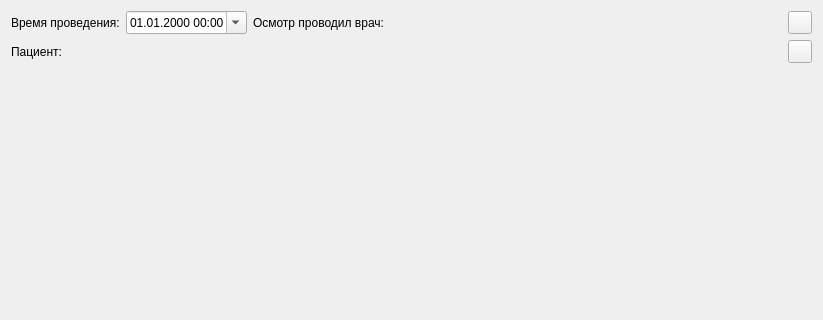
megakoko/m-system, file src/therapeutist/examinationeditwidget.ui: the form before one commit; both pictures show x 0 to 823 and y 0 to 320 of the 823 by 465 pixel window.
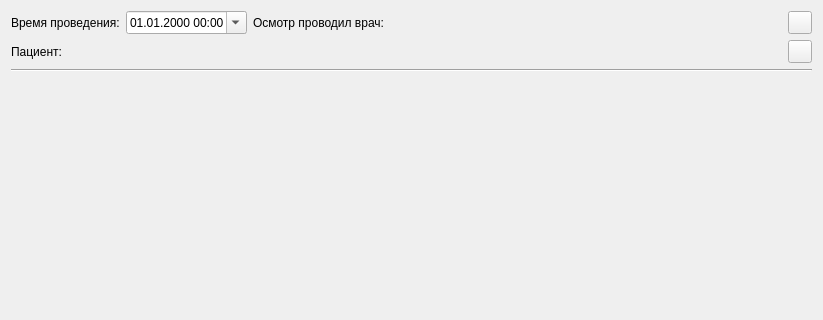
The form after the commit.

The edit to the form file:
```diff
--- a/src/therapeutist/examinationeditwidget.ui
+++ b/src/therapeutist/examinationeditwidget.ui
@@ -131,6 +131,13 @@
      </item>
     </layout>
    </item>
+   <item>
+    <widget class="Line" name="line">
+     <property name="orientation">
+      <enum>Qt::Horizontal</enum>
+     </property>
+    </widget>
+   </item>
    <item>
     <widget class="QScrollArea" name="m_scrollArea">
      <property name="styleSheet">
@@ -150,7 +157,7 @@
         <x>0</x>
         <y>0</y>
         <width>805</width>
-        <height>367</height>
+        <height>358</height>
        </rect>
       </property>
       <layout class="QVBoxLayout" name="verticalLayout_3">
```
